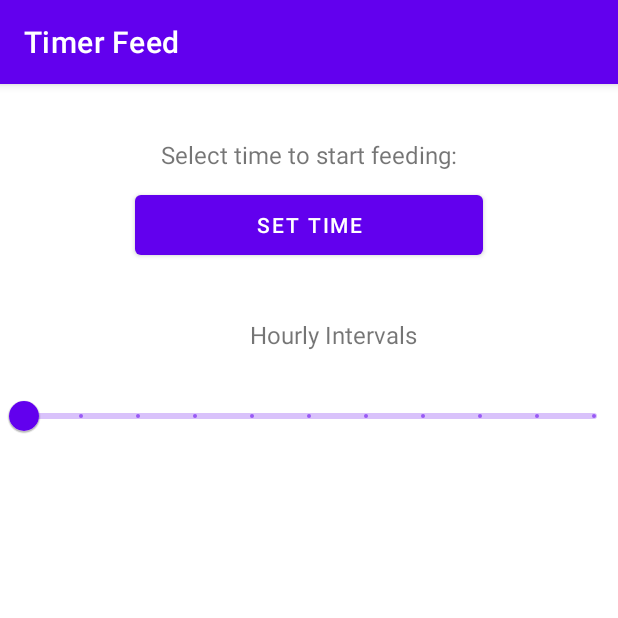
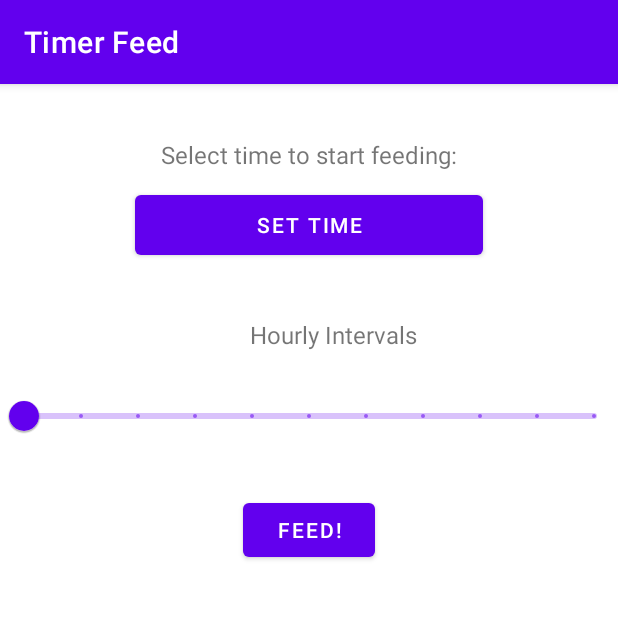
Before and after one commit to tadzio8425/RemotePet, an Android app: the TimerFeedActivity screen opened directly, with no data from a screen before it, on a phone screen of 412 x 824 dp, the top half of it. Run offline under Robolectric (Android 15) with nearby library versions, the phone set to English and light mode, and no system bars; libraries missing offline, so code that uses them is left out: tech.gusavila92.websocketclient.

Commit message:
envio de info timer -  app a esp

```diff
--- a/AppDev/App/RemotePetJava/app/src/main/java/com/example/remotepetjava/TimerFeedActivity.java
+++ b/AppDev/App/RemotePetJava/app/src/main/java/com/example/remotepetjava/TimerFeedActivity.java
@@ -6,7 +6,10 @@ import android.app.TimePickerDialog;
 import android.os.Bundle;
 import android.view.View;
 import android.widget.Button;
+import android.widget.ProgressBar;
 import android.widget.TimePicker;
+
+import com.google.android.material.slider.Slider;
 
 import java.util.Locale;
 
@@ -38,4 +41,12 @@ public class TimerFeedActivity extends AppCompatActivity {
         timePickerDialog.setTitle("Select Time");
         timePickerDialog.show();
     }
+
+    public void setFeedTimeInterval(View view){
+        Slider hourly_slider = (Slider) findViewById(R.id.slider);
+        float hourly_interval = hourly_slider.getValue();
+
+        MainActivity.webSocketClient.send("INTERVAL: " + hour + " " + minute + " "+ hourly_interval);
+
+    };
 }
--- a/AppDev/App/RemotePetJava/app/src/main/res/layout/activity_timer_feed.xml
+++ b/AppDev/App/RemotePetJava/app/src/main/res/layout/activity_timer_feed.xml
@@ -47,6 +47,7 @@
         app:layout_constraintTop_toTopOf="parent" />
 
     <com.google.android.material.slider.Slider
+        android:id="@+id/slider"
         android:layout_width="wrap_content"
         android:layout_height="wrap_content"
         android:layout_marginTop="19dp"
@@ -57,4 +58,17 @@
         app:layout_constraintStart_toStartOf="parent"
         app:layout_constraintTop_toBottomOf="@+id/textView2" />
 
+    <Button
+        android:id="@+id/feed_timer_button"
+        android:layout_width="wrap_content"
+        android:layout_height="wrap_content"
+        android:layout_marginStart="150dp"
+        android:layout_marginTop="28dp"
+        android:layout_marginEnd="150dp"
+        android:text="Feed!"
+        android:onClick="setFeedTimeInterval"
+        app:layout_constraintEnd_toEndOf="parent"
+        app:layout_constraintStart_toStartOf="parent"
+        app:layout_constraintTop_toBottomOf="@+id/slider" />
+
 </androidx.constraintlayout.widget.ConstraintLayout>
```
Also changed, not shown: AppDev/App/RemotePetJava/app/src/main/java/com/example/remotepetjava/SensorStatusActivity.java (line endings or trailing spaces).
